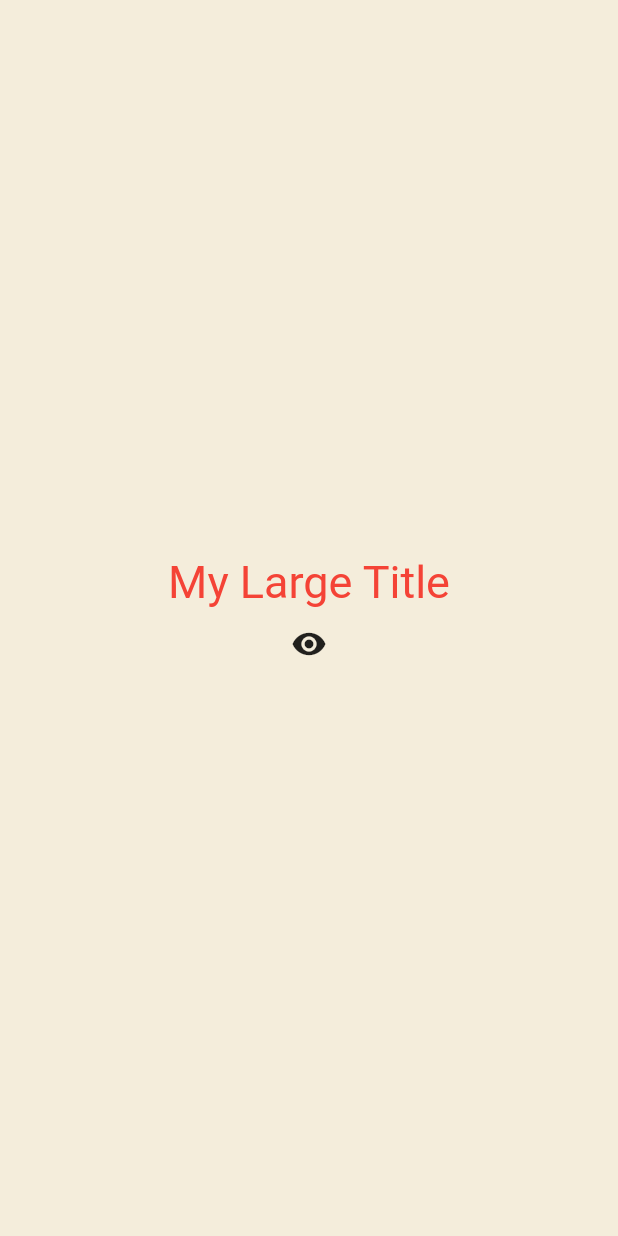
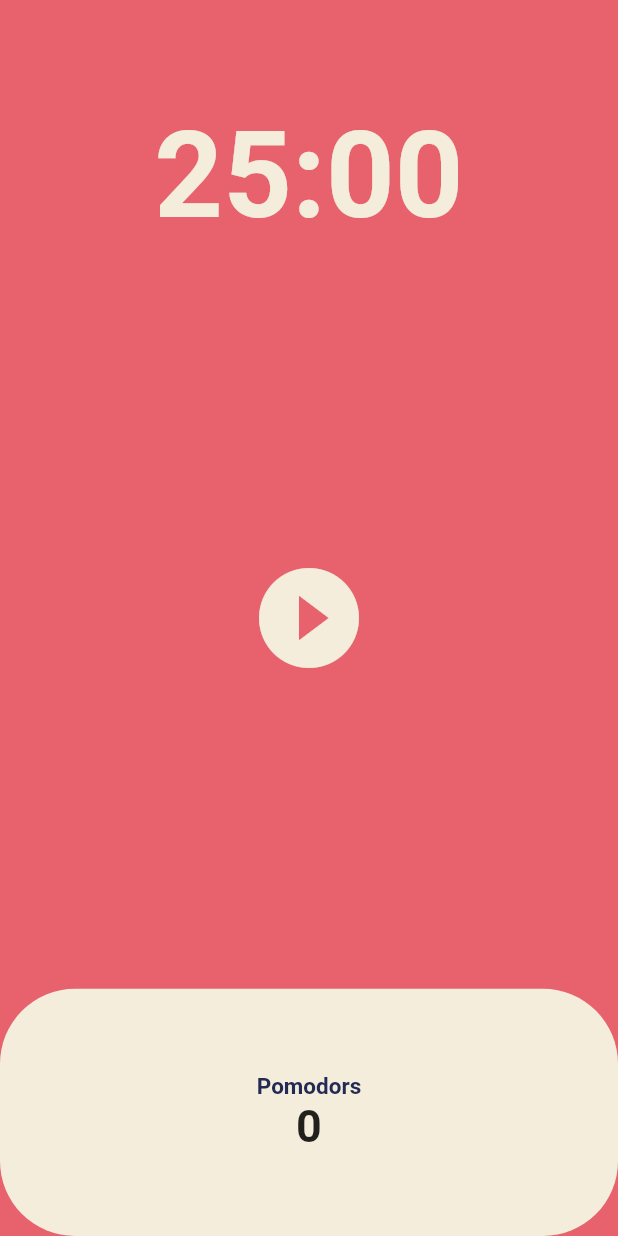
Before and after one commit to j1eunkim/toonflix, a Flutter app: the screen it shows after launch, on a phone screen of 412 x 824 dp. Run offline on Flutter 3.47's test engine with Material 2 defaults, Android fonts, the phone set to English and light mode, and no system bars.

Commit message:
pomodoros first commit

```diff
--- a/lib/main.dart
+++ b/lib/main.dart
@@ -1,91 +1,28 @@
 import 'package:flutter/material.dart';
+import 'package:toonflix/screens/home_screen.dart';
 
 void main() {
   runApp(const App());
 }
 
-class App extends StatefulWidget {
+class App extends StatelessWidget {
   const App({super.key});
-
-  @override
-  State<App> createState() => _AppState();
-}
-
-class _AppState extends State<App> {
-//이 앱의 모든 것의 시작(root)이 App widget이라는 뜻
-
-  bool showTitle = true;
-  void toggleTItle() {
-    setState(() {
-      showTitle = !showTitle;
-    });
-  }
 
   @override
   Widget build(BuildContext context) {
     return MaterialApp(
       theme: ThemeData(
+        colorScheme: ColorScheme.fromSwatch(
+          backgroundColor: const Color(0xFFE7626C),
+        ),
         textTheme: const TextTheme(
-          titleLarge: TextStyle(
-            color: Colors.red,
+          displayLarge: TextStyle(
+            color: Color(0xFF232B55),
           ),
         ),
+        cardColor: const Color(0xFFF4EDDB),
       ),
-      home: Scaffold(
-        backgroundColor: const Color(0xFFF4EDDB),
-        body: Center(
-          child: Column(
-            mainAxisAlignment: MainAxisAlignment.center,
-            children: [
-              showTitle ? const MyLargeTitle() : const Text('nothing'),
-              IconButton(
-                onPressed: toggleTItle,
-                icon: const Icon(Icons.remove_red_eye),
-              ),
-            ],
-          ),
-        ),
-      ),
+      home: const HomeScreen(),
     );
   }
 }
-
-class MyLargeTitle extends StatefulWidget {
-  const MyLargeTitle({
-    super.key,
-  });
-
-  @override
-  State<MyLargeTitle> createState() => _MyLargeTitleState();
-}
-
-class _MyLargeTitleState extends State<MyLargeTitle> {
-  @override
-  void initState() {
-    super.initState();
-  }
-//init method는 부모요소에 의존하는 데이터를 초기화해야할 때 사용
-//initState는 한번만 그리고 build보다 항상 먼저 호출되어야 함
-
-  @override
-  void dispose() {
-    super.dispose();
-  }
-//dispose는 위젯이 스크린에서 제거될 때 호출되는 method
-//일종의 cancle(위젯트리에서 제거함)
-
-  @override
-  Widget build(BuildContext context) {
-//부모 요소가 AppState
-//MyLargeTitle이 이 부모요소에 접근하기 위해 필요한 것이 BuildState
-//context란 MyLargeTitle Text의 부모 요소의 모든 정보를 담고 있음
-//즉 context에는 위젯 트리에 대한 정보가 있는 것(부모요소의 부모요소, 그위의 부모요소 등까지)
-    return Text(
-      'My Large Title',
-      style: TextStyle(
-        fontSize: 30,
-        color: Theme.of(context).textTheme.titleLarge?.color,
-      ),
-    );
-  }
-}
--- /dev/null
+++ b/lib/screens/home_screen.dart
@@ -0,0 +1,129 @@
+import 'dart:async';
+
+import 'package:flutter/material.dart';
+
+class HomeScreen extends StatefulWidget {
+  const HomeScreen({super.key});
+
+  @override
+  State<HomeScreen> createState() => _HomeScreenState();
+}
+
+class _HomeScreenState extends State<HomeScreen> {
+  static const twentiFiveMinutes = 1500;
+  int totalSeconds = twentiFiveMinutes;
+  bool isRunning = false;
+  int totalPomodoros = 0;
+  late Timer timer;
+//late modifer은 당장 이 property를 초기화할 필요는 없지만 나중에 해야 한다고 계약하는 것
+
+  void onTick(Timer timer) {
+    if (totalSeconds == 0) {
+      setState(() {
+        totalPomodoros = totalPomodoros + 1;
+        isRunning = false;
+        totalSeconds = twentiFiveMinutes;
+        //타이머 하나가 끝나면 reset하는 과정
+      });
+      timer.cancel();
+    } else {
+      setState(() {
+        totalSeconds = totalSeconds - 1;
+      });
+    }
+  }
+
+  void onStartPressed() {
+    //timer만드는 함수
+    timer = Timer.periodic(
+      const Duration(seconds: 1),
+      onTick,
+      //onTick뒤에 괄호 넣으면 안됨 바로 실행할게 아니라 Timer가 매초마다 괄호를 넣어서 실행해줌
+    );
+    setState(() {
+      isRunning = true;
+    });
+  }
+
+  void onPausePressed() {
+    timer.cancel();
+    setState(() {
+      isRunning = false;
+    });
+  }
+
+  String format(int seconds) {
+    var duration = Duration(seconds: seconds);
+    return duration.toString().split(".").first.substring(2, 7);
+  }
+
+  @override
+  Widget build(BuildContext context) {
+    return Scaffold(
+      backgroundColor: Theme.of(context).colorScheme.background,
+      body: Column(
+        children: [
+          Flexible(
+            flex: 1,
+            child: Container(
+              alignment: Alignment.bottomCenter,
+              child: Text(
+                format(totalSeconds),
+                style: TextStyle(
+                    color: Theme.of(context).cardColor,
+                    fontSize: 80,
+                    fontWeight: FontWeight.w600),
+              ),
+            ),
+          ),
+          Flexible(
+            flex: 3,
+            child: Center(
+              child: IconButton(
+                iconSize: 80,
+                color: Theme.of(context).cardColor,
+                onPressed: isRunning ? onPausePressed : onStartPressed,
+                icon: Icon(isRunning
+                    ? Icons.pause_circle_outline
+                    : Icons.play_circle_fill_outlined),
+              ),
+            ),
+          ),
+          Flexible(
+            flex: 1,
+            child: Row(
+              children: [
+                Expanded(
+                  child: Container(
+                    decoration: BoxDecoration(
+                        color: Theme.of(context).cardColor,
+                        borderRadius: BorderRadius.circular(50)),
+                    child: Column(
+                      mainAxisAlignment: MainAxisAlignment.center,
+                      children: [
+                        Text(
+                          'Pomodors',
+                          style: TextStyle(
+                            fontSize: 15,
+                            fontWeight: FontWeight.w600,
+                            color:
+                                Theme.of(context).textTheme.displayLarge!.color,
+                          ),
+                        ),
+                        Text(
+                          '$totalPomodoros',
+                          style: const TextStyle(
+                              fontSize: 30, fontWeight: FontWeight.bold),
+                        ),
+                      ],
+                    ),
+                  ),
+                ),
+              ],
+            ),
+          )
+        ],
+      ),
+    );
+  }
+}
```
